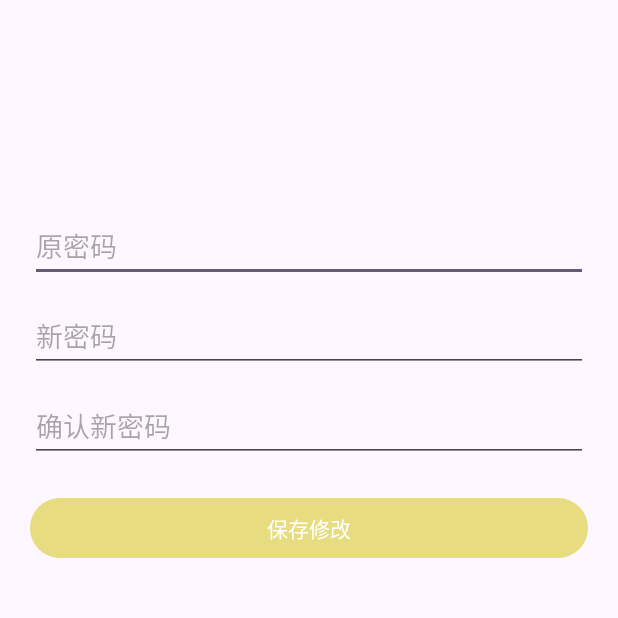
After one commit to yesterdaylz/to-do-APP, an Android app: the ChangePasswordActivity screen opened directly, with no data from a screen before it, on a phone screen of 412 x 824 dp, the top half of it. The commit adds this screen. Run offline under Robolectric (Android 15) with nearby library versions, the phone set to English and light mode, and no system bars; our stand-ins replace Room's generated code.

Commit message:
feat:通知铃声，修改密码

```diff
--- a/app/src/main/java/com/example/todoapp/ui/fragment/ProfileFragment.kt
+++ b/app/src/main/java/com/example/todoapp/ui/fragment/ProfileFragment.kt
@@ -18,6 +18,7 @@ import com.example.todoapp.R
 import com.example.todoapp.data.database.TodoDatabase
 import com.example.todoapp.data.entity.User
 import com.example.todoapp.databinding.FragmentProfileBinding
+import com.example.todoapp.ui.activity.ChangePasswordActivity
 import com.example.todoapp.ui.activity.LoginActivity
 import kotlinx.coroutines.Dispatchers
 import kotlinx.coroutines.launch
@@ -89,8 +90,9 @@ class ProfileFragment : Fragment() {
         }
 
         binding.itemSettings.setOnClickListener {
-            Toast.makeText(requireContext(), "设置 - 敬请期待", Toast.LENGTH_SHORT).show()
+            startActivity(Intent(requireContext(), ChangePasswordActivity::class.java))
         }
+
         binding.itemHelp.setOnClickListener {
             val url = "https://yesterdaylz.github.io/"
             val intent = Intent(Intent.ACTION_VIEW, url.toUri())
--- /dev/null
+++ b/app/src/main/res/layout/activity_change_password.xml
@@ -0,0 +1,52 @@
+<?xml version="1.0" encoding="utf-8"?>
+<androidx.constraintlayout.widget.ConstraintLayout xmlns:android="http://schemas.android.com/apk/res/android"
+    xmlns:app="http://schemas.android.com/apk/res-auto"
+    android:id="@+id/main"
+    android:layout_width="match_parent"
+    android:layout_height="match_parent"
+    android:padding="20dp">
+
+    <EditText
+        android:id="@+id/etOldPwd"
+        android:layout_width="match_parent"
+        android:layout_height="wrap_content"
+        android:hint="原密码"
+        android:inputType="textPassword"
+        android:layout_marginTop="120dp"
+        app:layout_constraintTop_toTopOf="parent"
+        app:layout_constraintStart_toStartOf="parent"
+        app:layout_constraintEnd_toEndOf="parent" />
+
+    <EditText
+        android:id="@+id/etNewPwd"
+        android:layout_width="match_parent"
+        android:layout_height="wrap_content"
+        android:hint="新密码"
+        android:inputType="textPassword"
+        android:layout_marginTop="12dp"
+        app:layout_constraintTop_toBottomOf="@+id/etOldPwd"
+        app:layout_constraintStart_toStartOf="parent"
+        app:layout_constraintEnd_toEndOf="parent" />
+
+    <EditText
+        android:id="@+id/etNewPwdAgain"
+        android:layout_width="match_parent"
+        android:layout_height="wrap_content"
+        android:hint="确认新密码"
+        android:inputType="textPassword"
+        android:layout_marginTop="12dp"
+        app:layout_constraintTop_toBottomOf="@+id/etNewPwd"
+        app:layout_constraintStart_toStartOf="parent"
+        app:layout_constraintEnd_toEndOf="parent" />
+
+    <Button
+        android:id="@+id/btnSavePwd"
+        android:layout_width="match_parent"
+        android:layout_height="wrap_content"
+        android:text="保存修改"
+        android:layout_marginTop="20dp"
+        app:layout_constraintTop_toBottomOf="@+id/etNewPwdAgain"
+        app:layout_constraintStart_toStartOf="parent"
+        app:layout_constraintEnd_toEndOf="parent" />
+
+</androidx.constraintlayout.widget.ConstraintLayout>
--- a/app/src/main/res/layout/fragment_edit_profile.xml
+++ b/app/src/main/res/layout/fragment_edit_profile.xml
@@ -4,7 +4,7 @@
     xmlns:tools="http://schemas.android.com/tools"
     android:layout_width="match_parent"
     android:layout_height="match_parent"
-    tools:context=".ui.activity.EditProfileActivity"
+    tools:context=".ui.fragment.EditProfileFragment"
     android:fitsSystemWindows="true">
 
     <androidx.constraintlayout.widget.ConstraintLayout
--- a/app/src/main/res/layout/fragment_profile.xml
+++ b/app/src/main/res/layout/fragment_profile.xml
@@ -134,7 +134,7 @@
                 <TextView
                     android:layout_width="wrap_content"
                     android:layout_height="wrap_content"
-                    android:text="关于"
+                    android:text="关于作者"
                     android:textSize="16sp" />
             </LinearLayout>
 
--- a/gradle/libs.versions.toml
+++ b/gradle/libs.versions.toml
@@ -1,5 +1,5 @@
 [versions]
-agp = "8.13.1"
+agp = "8.13.2"
 kotlin = "2.2.21"
 coreKtx = "1.17.0"
 junit = "4.13.2"
```
Also changed, not shown: app/src/main/AndroidManifest.xml (+6 -3 lines), app/src/main/java/com/example/todoapp/MyApp.kt (+11 -0 lines), app/src/main/java/com/example/todoapp/logic/motto/ApiClient.kt (+6 -7 lines), app/src/main/java/com/example/todoapp/ui/activity/ChangePasswordActivity.kt (added, +105 -0 lines), app/src/main/res/layout/fragment_focus.xml (+12 -12 lines), app/src/main/res/drawable-night/tomato_clock.jpg, app/src/main/res/drawable/tomato_clock.jpg, 2 other files.
